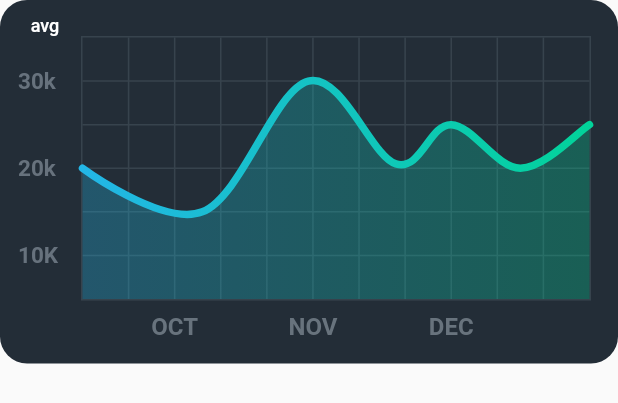
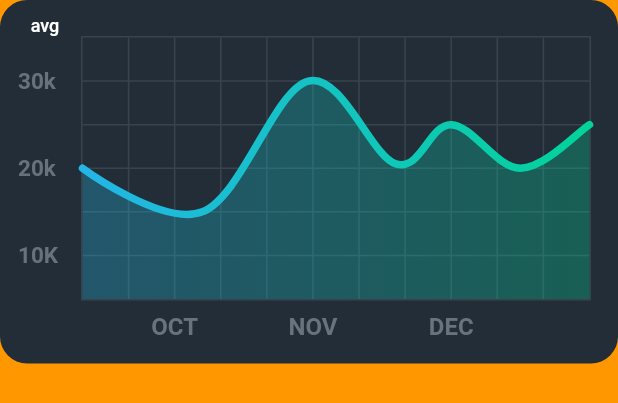
Before and after one commit to mrx-arafat/Smart-Kitchen-Grocery-Management-App, a Flutter app: the LineChartSample2 widget shown alone on an empty page, opened directly, on a phone screen of 412 x 824 dp. Shown: the top 403 px of the screen. Run offline on Flutter 3.47's test engine with Material 2 defaults, Android fonts, the phone set to English and light mode, and no system bars; drawn by our look-alikes of fl_chart; our stand-ins replace google_fonts; network calls fail.

Commit message:
fl chart

```diff
--- a/lib/fl_chart.dart
+++ b/lib/fl_chart.dart
@@ -20,6 +20,14 @@ class _LineChartSample2State extends State<LineChartSample2> {
   Widget build(BuildContext context) {
     return Stack(
       children: <Widget>[
+        AppBar(
+          title: Text("Heey"),
+          backgroundColor: Colors.orange,
+          // elevation: 0,
+          iconTheme: IconThemeData(
+            color: Colors.grey[800],
+          ),
+        ),
         AspectRatio(
           aspectRatio: 1.70,
           child: DecoratedBox(
```
